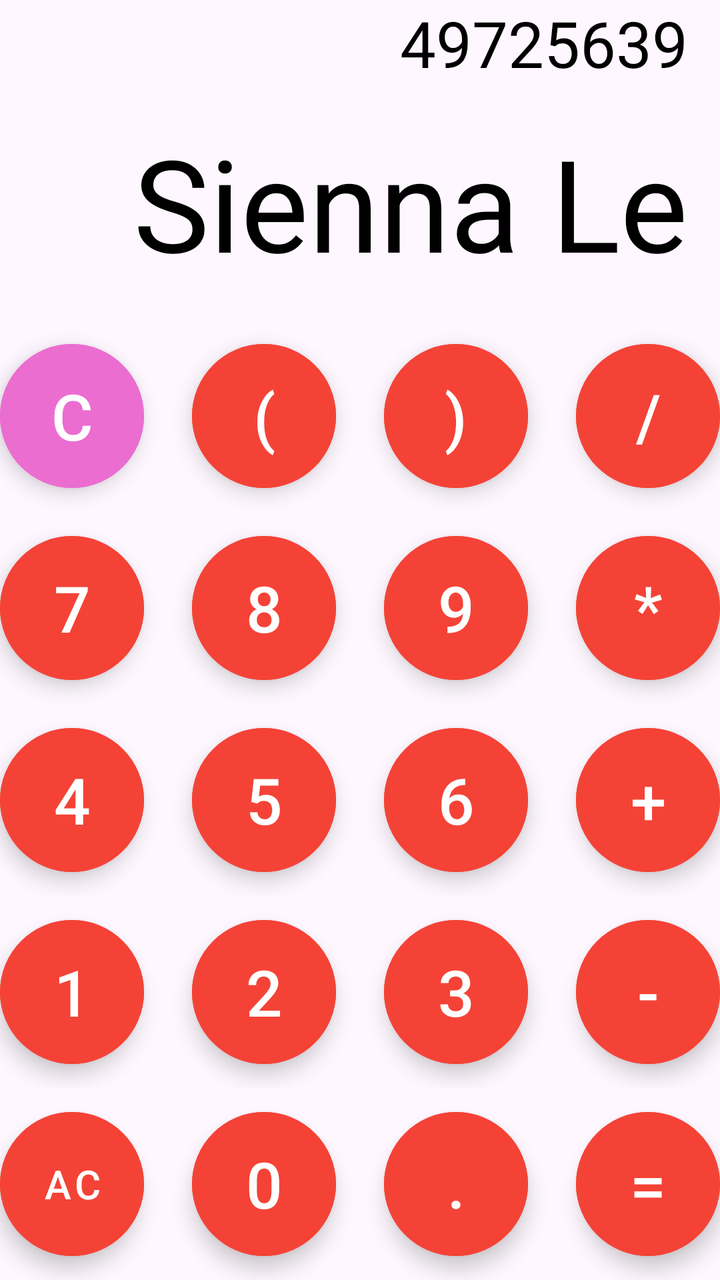
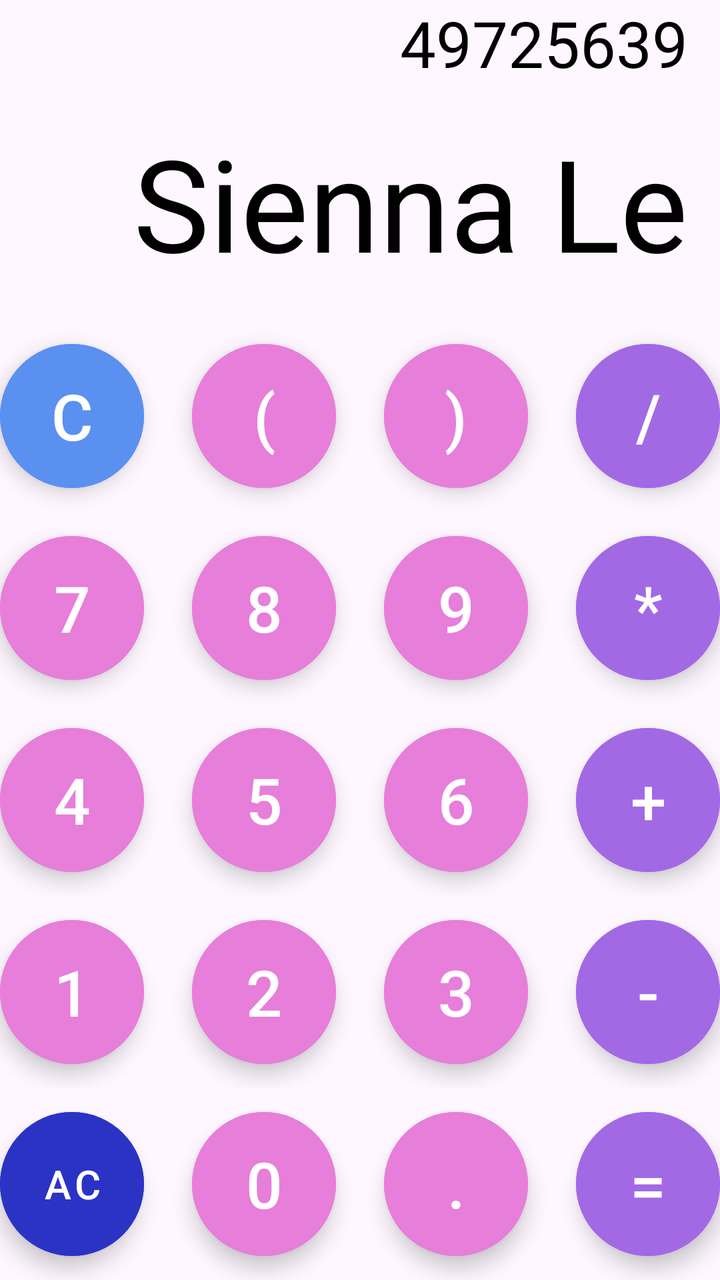

Compare the two renders of this Android layout. The source of the first and the diff that turns it into the second are given below.
<!-- AndroidManifest.xml: application theme Theme.Calculator -->
<!-- res/layout/activity_main.xml -->
<?xml version="1.0" encoding="utf-8"?>
<androidx.constraintlayout.widget.ConstraintLayout xmlns:android="http://schemas.android.com/apk/res/android"
    xmlns:app="http://schemas.android.com/apk/res-auto"
    xmlns:tools="http://schemas.android.com/tools"
    android:id="@+id/main"
    android:layout_width="match_parent"
    android:layout_height="match_parent"
    tools:context=".MainActivity">
    
    <TextView
        android:id="@+id/solution_tv"
        android:layout_width="match_parent"
        android:layout_height="wrap_content"
        android:layout_margin="16dp"
        android:text="49725639"
        android:textColor="@color/black"
        android:textSize="32dp"
        android:textAlignment="textEnd"
        app:layout_constraintBottom_toTopOf="@id/result_tv"/>
    <TextView
        android:id="@+id/result_tv"
        android:layout_width="match_parent"
        android:layout_height="wrap_content"
        android:layout_margin="16dp"
        android:text="Sienna Le"
        android:textColor="@color/black"
        android:textSize="64dp"
        android:textAlignment="textEnd"
        app:layout_constraintBottom_toTopOf="@id/button_layout"/>

    <LinearLayout
        android:id="@+id/button_layout"
        android:layout_width="match_parent"
        android:layout_height="wrap_content"
        android:orientation="vertical"
        app:layout_constraintBottom_toBottomOf="parent"
        app:layout_constraintStart_toStartOf="parent">

        <LinearLayout
            android:gravity="center"
            android:layout_width="match_parent"
            android:layout_height="wrap_content"
            android:orientation="horizontal">
            
            <com.google.android.material.button.MaterialButton
                android:id="@+id/button_c"
                style="@style/Widget.MaterialComponents.ExtendedFloatingActionButton"
                android:layout_width="72dp"
                android:layout_height="72dp"
                android:layout_margin="12dp"
                android:text="@string/C"
                android:textColor="@color/white"
                android:textSize="32dp"
                android:backgroundTint="@color/pink"
                app:cornerRadius="36dp"/>
            <com.google.android.material.button.MaterialButton
                android:id="@+id/button_open_bracket"
                style="@style/Widget.MaterialComponents.ExtendedFloatingActionButton"
                android:layout_width="72dp"
                android:layout_height="72dp"
                android:layout_margin="12dp"
                android:text="("
                android:textColor="@color/white"
                android:textSize="32dp"
                android:backgroundTint="#F44336"
                app:cornerRadius="36dp"/>
            <com.google.android.material.button.MaterialButton
                android:id="@+id/button_closed_bracket"
                style="@style/Widget.MaterialComponents.ExtendedFloatingActionButton"
                android:layout_width="72dp"
                android:layout_height="72dp"
                android:layout_margin="12dp"
                android:text=")"
                android:textColor="@color/white"
                android:textSize="32dp"
                android:backgroundTint="#F44336"
                app:cornerRadius="36dp"/>
            <com.google.android.material.button.MaterialButton
                android:id="@+id/button_divide"
                style="@style/Widget.MaterialComponents.ExtendedFloatingActionButton"
                android:layout_width="72dp"
                android:layout_height="72dp"
                android:layout_margin="12dp"
                android:text="/"
                android:textColor="@color/white"
                android:textSize="32dp"
                android:backgroundTint="#F44336"
                app:cornerRadius="36dp"/>

        
    </LinearLayout>

        <LinearLayout
            android:gravity="center"
            android:layout_width="match_parent"
            android:layout_height="wrap_content"
            android:orientation="horizontal">

            <com.google.android.material.button.MaterialButton
                android:id="@+id/button_7"
                style="@style/Widget.MaterialComponents.ExtendedFloatingActionButton"
                android:layout_width="72dp"
                android:layout_height="72dp"
                android:layout_margin="12dp"
                android:text="7"
                android:textColor="@color/white"
                android:textSize="32dp"
                android:backgroundTint="#F44336"
                app:cornerRadius="36dp"/>
            <com.google.android.material.button.MaterialButton
                android:id="@+id/button_8"
                style="@style/Widget.MaterialComponents.ExtendedFloatingActionButton"
                android:layout_width="72dp"
                android:layout_height="72dp"
                android:layout_margin="12dp"
                android:text="8"
                android:textColor="@color/white"
                android:textSize="32dp"
                android:backgroundTint="#F44336"
                app:cornerRadius="36dp"/>
            <com.google.android.material.button.MaterialButton
                android:id="@+id/button_9"
                style="@style/Widget.MaterialComponents.ExtendedFloatingActionButton"
                android:layout_width="72dp"
                android:layout_height="72dp"
                android:layout_margin="12dp"
                android:text="9"
                android:textColor="@color/white"
                android:textSize="32dp"
                android:backgroundTint="#F44336"
                app:cornerRadius="36dp"/>
            <com.google.android.material.button.MaterialButton
                android:id="@+id/button_multiply"
                style="@style/Widget.MaterialComponents.ExtendedFloatingActionButton"
                android:layout_width="72dp"
                android:layout_height="72dp"
                android:layout_margin="12dp"
                android:text="*"
                android:textColor="@color/white"
                android:textSize="32dp"
                android:backgroundTint="#F44336"
                app:cornerRadius="36dp"/>


        </LinearLayout>

        <LinearLayout
            android:gravity="center"
            android:layout_width="match_parent"
            android:layout_height="wrap_content"
            android:orientation="horizontal">

            <com.google.android.material.button.MaterialButton
                android:id="@+id/button_4"
                style="@style/Widget.MaterialComponents.ExtendedFloatingActionButton"
                android:layout_width="72dp"
                android:layout_height="72dp"
                android:layout_margin="12dp"
                android:text="4"
                android:textColor="@color/white"
                android:textSize="32dp"
                android:backgroundTint="#F44336"
                app:cornerRadius="36dp"/>
            <com.google.android.material.button.MaterialButton
                android:id="@+id/button_5"
                style="@style/Widget.MaterialComponents.ExtendedFloatingActionButton"
                android:layout_width="72dp"
                android:layout_height="72dp"
                android:layout_margin="12dp"
                android:text="5"
                android:textColor="@color/white"
                android:textSize="32dp"
                android:backgroundTint="#F44336"
                app:cornerRadius="36dp"/>
            <com.google.android.material.button.MaterialButton
                android:id="@+id/button_6"
                style="@style/Widget.MaterialComponents.ExtendedFloatingActionButton"
                android:layout_width="72dp"
                android:layout_height="72dp"
                android:layout_margin="12dp"
                android:text="6"
                android:textColor="@color/white"
                android:textSize="32dp"
                android:backgroundTint="#F44336"
                app:cornerRadius="36dp"/>
            <com.google.android.material.button.MaterialButton
                android:id="@+id/button_plus"
                style="@style/Widget.MaterialComponents.ExtendedFloatingActionButton"
                android:layout_width="72dp"
                android:layout_height="72dp"
                android:layout_margin="12dp"
                android:text="+"
                android:textColor="@color/white"
                android:textSize="32dp"
                android:backgroundTint="#F44336"
                app:cornerRadius="36dp"/>


        </LinearLayout>

        <LinearLayout
            android:gravity="center"
            android:layout_width="match_parent"
            android:layout_height="wrap_content"
            android:orientation="horizontal">

            <com.google.android.material.button.MaterialButton
                android:id="@+id/button_1"
                style="@style/Widget.MaterialComponents.ExtendedFloatingActionButton"
                android:layout_width="72dp"
                android:layout_height="72dp"
                android:layout_margin="12dp"
                android:text="1"
                android:textColor="@color/white"
                android:textSize="32dp"
                android:backgroundTint="#F44336"
                app:cornerRadius="36dp"/>
            <com.google.android.material.button.MaterialButton
                android:id="@+id/button_2"
                style="@style/Widget.MaterialComponents.ExtendedFloatingActionButton"
                android:layout_width="72dp"
                android:layout_height="72dp"
                android:layout_margin="12dp"
                android:text="2"
                android:textColor="@color/white"
                android:textSize="32dp"
                android:backgroundTint="#F44336"
                app:cornerRadius="36dp"/>
            <com.google.android.material.button.MaterialButton
                android:id="@+id/button_3"
                style="@style/Widget.MaterialComponents.ExtendedFloatingActionButton"
                android:layout_width="72dp"
                android:layout_height="72dp"
                android:layout_margin="12dp"
                android:text="3"
                android:textColor="@color/white"
                android:textSize="32dp"
                android:backgroundTint="#F44336"
                app:cornerRadius="36dp"/>
            <com.google.android.material.button.MaterialButton
                android:id="@+id/button_minus"
                style="@style/Widget.MaterialComponents.ExtendedFloatingActionButton"
                android:layout_width="72dp"
                android:layout_height="72dp"
                android:layout_margin="12dp"
                android:text="-"
                android:textColor="@color/white"
                android:textSize="32dp"
                android:backgroundTint="#F44336"
                app:cornerRadius="36dp"/>


        </LinearLayout>

        <LinearLayout
            android:gravity="center"
            android:layout_width="match_parent"
            android:layout_height="wrap_content"
            android:orientation="horizontal">

            <com.google.android.material.button.MaterialButton
                android:id="@+id/button_ac"
                style="@style/Widget.MaterialComponents.ExtendedFloatingActionButton"
                android:layout_width="72dp"
                android:layout_height="72dp"
                android:layout_margin="12dp"
                android:text="@string/ac"
                android:textColor="@color/white"
                android:textSize="20dp"
                android:backgroundTint="#F44336"
                app:cornerRadius="36dp"/>
            <com.google.android.material.button.MaterialButton
                android:id="@+id/button_0"
                style="@style/Widget.MaterialComponents.ExtendedFloatingActionButton"
                android:layout_width="72dp"
                android:layout_height="72dp"
                android:layout_margin="12dp"
                android:text="0"
                android:textColor="@color/white"
                android:textSize="32dp"
                android:backgroundTint="#F44336"
                app:cornerRadius="36dp"/>
            <com.google.android.material.button.MaterialButton
                android:id="@+id/button_dot"
                style="@style/Widget.MaterialComponents.ExtendedFloatingActionButton"
                android:layout_width="72dp"
                android:layout_height="72dp"
                android:layout_margin="12dp"
                android:text="."
                android:textColor="@color/white"
                android:textSize="32dp"
                android:backgroundTint="#F44336"
                app:cornerRadius="36dp"/>
            <com.google.android.material.button.MaterialButton
                android:id="@+id/button_equals"
                style="@style/Widget.MaterialComponents.ExtendedFloatingActionButton"
                android:layout_width="72dp"
                android:layout_height="72dp"
                android:layout_margin="12dp"
                android:text="="
                android:textColor="@color/white"
                android:textSize="32dp"
                android:backgroundTint="#F44336"
                app:cornerRadius="36dp"/>


        </LinearLayout>

    </LinearLayout>
</androidx.constraintlayout.widget.ConstraintLayout>
<!-- resources referenced by this layout -->
<resources>
  <color name="black">#FF000000</color>
  <color name="pink">#EB6DD0</color>
  <color name="white">#FFFFFFFF</color>
  <string name="C">C</string>
  <string name="ac">AC</string>
  <style name="Theme.Calculator" parent="Base.Theme.Calculator" />
  <style name="Base.Theme.Calculator" parent="Theme.Material3.DayNight.NoActionBar">
          
          
      </style>
</resources>

<!-- the commit's change to res/layout/activity_main.xml (unified diff, before → after) -->
@@ -51,7 +51,7 @@
                 android:text="@string/C"
                 android:textColor="@color/white"
                 android:textSize="32dp"
-                android:backgroundTint="@color/pink"
+                android:backgroundTint="@color/blue"
                 app:cornerRadius="36dp"/>
             <com.google.android.material.button.MaterialButton
                 android:id="@+id/button_open_bracket"
@@ -62,7 +62,7 @@
                 android:text="("
                 android:textColor="@color/white"
                 android:textSize="32dp"
-                android:backgroundTint="#F44336"
+                android:backgroundTint="@color/pink"
                 app:cornerRadius="36dp"/>
             <com.google.android.material.button.MaterialButton
                 android:id="@+id/button_closed_bracket"
@@ -73,7 +73,7 @@
                 android:text=")"
                 android:textColor="@color/white"
                 android:textSize="32dp"
-                android:backgroundTint="#F44336"
+                android:backgroundTint="@color/pink"
                 app:cornerRadius="36dp"/>
             <com.google.android.material.button.MaterialButton
                 android:id="@+id/button_divide"
@@ -84,7 +84,7 @@
                 android:text="/"
                 android:textColor="@color/white"
                 android:textSize="32dp"
-                android:backgroundTint="#F44336"
+                android:backgroundTint="@color/purple"
                 app:cornerRadius="36dp"/>
 
         
@@ -105,7 +105,7 @@
                 android:text="7"
                 android:textColor="@color/white"
                 android:textSize="32dp"
-                android:backgroundTint="#F44336"
+                android:backgroundTint="@color/pink"
                 app:cornerRadius="36dp"/>
             <com.google.android.material.button.MaterialButton
                 android:id="@+id/button_8"
@@ -116,7 +116,7 @@
                 android:text="8"
                 android:textColor="@color/white"
                 android:textSize="32dp"
-                android:backgroundTint="#F44336"
+                android:backgroundTint="@color/pink"
                 app:cornerRadius="36dp"/>
             <com.google.android.material.button.MaterialButton
                 android:id="@+id/button_9"
@@ -127,7 +127,7 @@
                 android:text="9"
                 android:textColor="@color/white"
                 android:textSize="32dp"
-                android:backgroundTint="#F44336"
+                android:backgroundTint="@color/pink"
                 app:cornerRadius="36dp"/>
             <com.google.android.material.button.MaterialButton
                 android:id="@+id/button_multiply"
@@ -138,7 +138,7 @@
                 android:text="*"
                 android:textColor="@color/white"
                 android:textSize="32dp"
-                android:backgroundTint="#F44336"
+                android:backgroundTint="@color/purple"
                 app:cornerRadius="36dp"/>
 
 
@@ -159,7 +159,7 @@
                 android:text="4"
                 android:textColor="@color/white"
                 android:textSize="32dp"
-                android:backgroundTint="#F44336"
+                android:backgroundTint="@color/pink"
                 app:cornerRadius="36dp"/>
             <com.google.android.material.button.MaterialButton
                 android:id="@+id/button_5"
@@ -170,7 +170,7 @@
                 android:text="5"
                 android:textColor="@color/white"
                 android:textSize="32dp"
-                android:backgroundTint="#F44336"
+                android:backgroundTint="@color/pink"
                 app:cornerRadius="36dp"/>
             <com.google.android.material.button.MaterialButton
                 android:id="@+id/button_6"
@@ -181,7 +181,7 @@
                 android:text="6"
                 android:textColor="@color/white"
                 android:textSize="32dp"
-                android:backgroundTint="#F44336"
+                android:backgroundTint="@color/pink"
                 app:cornerRadius="36dp"/>
             <com.google.android.material.button.MaterialButton
                 android:id="@+id/button_plus"
@@ -192,7 +192,7 @@
                 android:text="+"
                 android:textColor="@color/white"
                 android:textSize="32dp"
-                android:backgroundTint="#F44336"
+                android:backgroundTint="@color/purple"
                 app:cornerRadius="36dp"/>
 
 
@@ -213,7 +213,7 @@
                 android:text="1"
                 android:textColor="@color/white"
                 android:textSize="32dp"
-                android:backgroundTint="#F44336"
+                android:backgroundTint="@color/pink"
                 app:cornerRadius="36dp"/>
             <com.google.android.material.button.MaterialButton
                 android:id="@+id/button_2"
@@ -224,7 +224,7 @@
                 android:text="2"
                 android:textColor="@color/white"
                 android:textSize="32dp"
-                android:backgroundTint="#F44336"
+                android:backgroundTint="@color/pink"
                 app:cornerRadius="36dp"/>
             <com.google.android.material.button.MaterialButton
                 android:id="@+id/button_3"
@@ -235,7 +235,7 @@
                 android:text="3"
                 android:textColor="@color/white"
                 android:textSize="32dp"
-                android:backgroundTint="#F44336"
+                android:backgroundTint="@color/pink"
                 app:cornerRadius="36dp"/>
             <com.google.android.material.button.MaterialButton
                 android:id="@+id/button_minus"
@@ -246,7 +246,7 @@
                 android:text="-"
                 android:textColor="@color/white"
                 android:textSize="32dp"
-                android:backgroundTint="#F44336"
+                android:backgroundTint="@color/purple"
                 app:cornerRadius="36dp"/>
 
 
@@ -267,7 +267,7 @@
                 android:text="@string/ac"
                 android:textColor="@color/white"
                 android:textSize="20dp"
-                android:backgroundTint="#F44336"
+                android:backgroundTint="@color/darkBlue"
                 app:cornerRadius="36dp"/>
             <com.google.android.material.button.MaterialButton
                 android:id="@+id/button_0"
@@ -278,7 +278,7 @@
                 android:text="0"
                 android:textColor="@color/white"
                 android:textSize="32dp"
-                android:backgroundTint="#F44336"
+                android:backgroundTint="@color/pink"
                 app:cornerRadius="36dp"/>
             <com.google.android.material.button.MaterialButton
                 android:id="@+id/button_dot"
@@ -289,7 +289,7 @@
                 android:text="."
                 android:textColor="@color/white"
                 android:textSize="32dp"
-                android:backgroundTint="#F44336"
+                android:backgroundTint="@color/pink"
                 app:cornerRadius="36dp"/>
             <com.google.android.material.button.MaterialButton
                 android:id="@+id/button_equals"
@@ -300,7 +300,7 @@
                 android:text="="
                 android:textColor="@color/white"
                 android:textSize="32dp"
-                android:backgroundTint="#F44336"
+                android:backgroundTint="@color/purple"
                 app:cornerRadius="36dp"/>
 
 
<!-- resource entries referenced after the edit -->
@@ -1,7 +1,10 @@
 <!-- resources referenced by this layout -->
 <resources>
   <color name="black">#FF000000</color>
-  <color name="pink">#EB6DD0</color>
+  <color name="blue">#5A90F0</color>
+  <color name="darkBlue">#2B33C5</color>
+  <color name="pink">#E77EDA</color>
+  <color name="purple">#A269E4</color>
   <color name="white">#FFFFFFFF</color>
   <string name="C">C</string>
   <string name="ac">AC</string>
